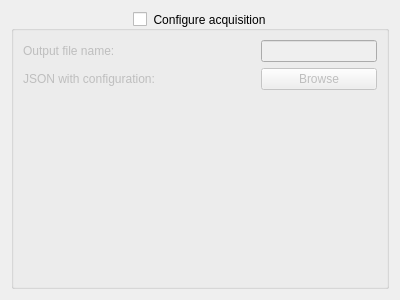
This is designer/acquisition_config.ui in pulp-bio/biogui as Qt 5 draws it before an edit. The edited form follows.
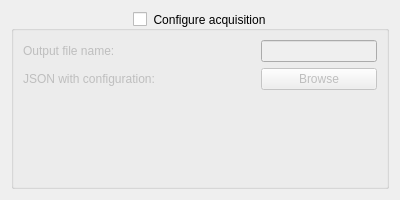
This is the edited form.

Diff of the .ui file:
```diff
--- a/designer/acquisition_config.ui
+++ b/designer/acquisition_config.ui
@@ -7,7 +7,7 @@
     <x>0</x>
     <y>0</y>
     <width>400</width>
-    <height>300</height>
+    <height>200</height>
    </rect>
   </property>
   <property name="windowTitle">
```
